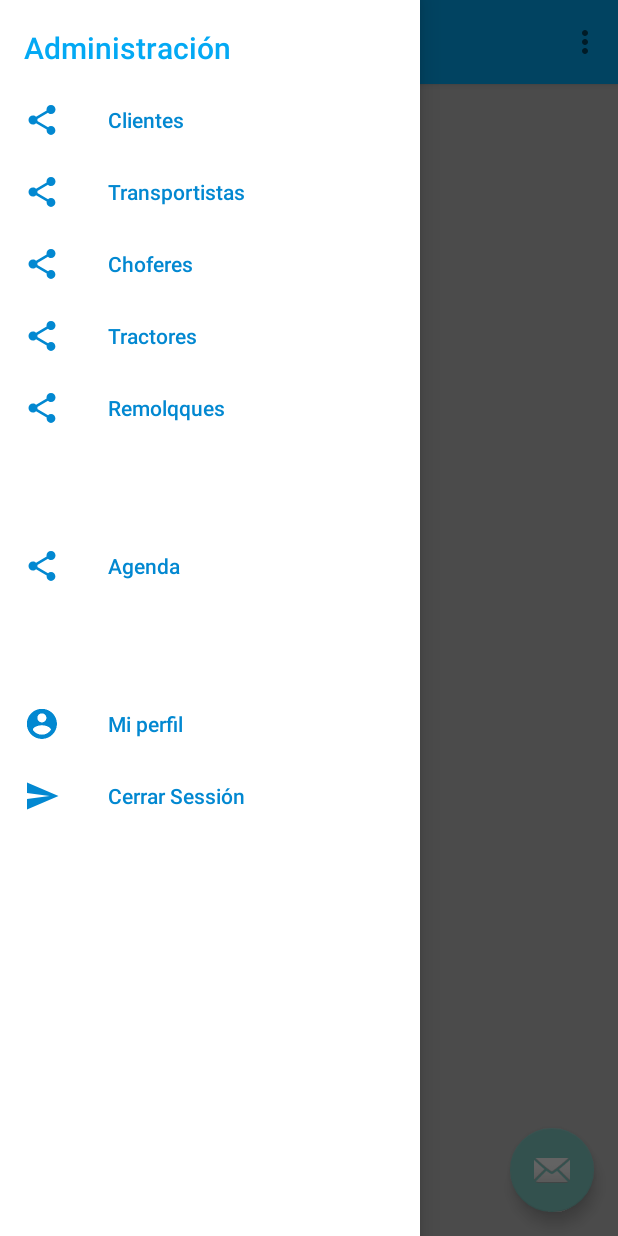
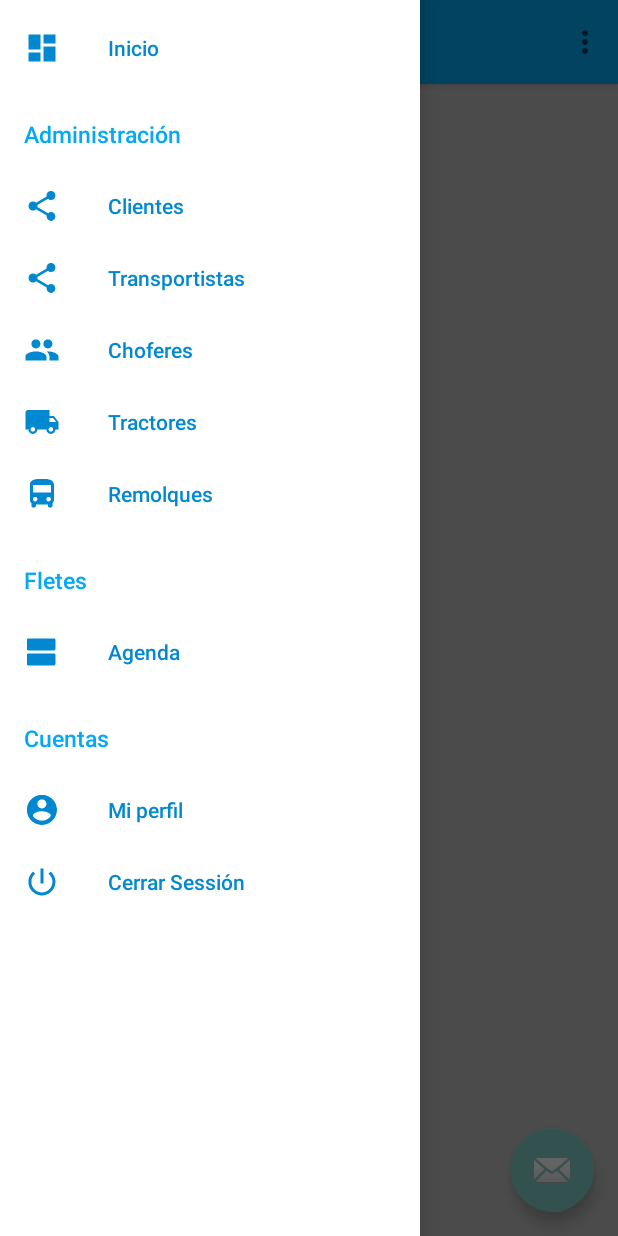
Before and after one commit to Saurett/CHAOL, an Android app: the NavigationDrawer screen opened directly, with no data from a screen before it, with the side drawer open, on a phone screen of 412 x 824 dp. Run offline under Robolectric (Android 15) with nearby library versions, the phone set to English and light mode, and no system bars.

Commit message:
Android > Versión 1.0.3
- Se aplica color a los titulos del menu

```diff
--- a/movil/android/Chaol/app/src/main/AndroidManifest.xml
+++ b/movil/android/Chaol/app/src/main/AndroidManifest.xml
@@ -17,8 +17,7 @@
         </activity>
         <activity
             android:name=".NavigationDrawer"
-            android:label="@string/title_activity_navigation_drawer"
-            android:theme="@style/Theme.AppCompat.NoActionBar">
+            android:label="@string/title_activity_navigation_drawer">
             <intent-filter>
                 <action android:name="android.intent.action.MAIN" />
 
--- a/movil/android/Chaol/app/src/main/java/com/indev/chaol/NavigationDrawer.java
+++ b/movil/android/Chaol/app/src/main/java/com/indev/chaol/NavigationDrawer.java
@@ -44,10 +44,21 @@ public class NavigationDrawer extends AppCompatActivity
 
         //Configura el color de los titulos del menu
         Menu menu = navigationView.getMenu();
-        MenuItem tools = menu.findItem(R.id.menu_title_admin);
-        SpannableString s = new SpannableString(tools.getTitle());
-        s.setSpan(new TextAppearanceSpan(this, R.style.MenuItemTitleStyle), 0, s.length(), 0);
-        tools.setTitle(s);
+
+        MenuItem miAdmin = menu.findItem(R.id.menu_title_admin);
+        SpannableString ssAdmin = new SpannableString(miAdmin.getTitle());
+        ssAdmin.setSpan(new TextAppearanceSpan(this, R.style.MenuItemTitleStyle), 0, ssAdmin.length(), 0);
+        miAdmin.setTitle(ssAdmin);
+
+        MenuItem miFletes = menu.findItem(R.id.menu_title_fletes);
+        SpannableString ssFletes = new SpannableString(miFletes.getTitle());
+        ssFletes.setSpan(new TextAppearanceSpan(this, R.style.MenuItemTitleStyle), 0, ssFletes.length(), 0);
+        miFletes.setTitle(ssFletes);
+
+        MenuItem miCuentas = menu.findItem(R.id.menu_title_cuentas);
+        SpannableString ssCuentas = new SpannableString(miCuentas.getTitle());
+        ssCuentas.setSpan(new TextAppearanceSpan(this, R.style.MenuItemTitleStyle), 0, ssCuentas.length(), 0);
+        miCuentas.setTitle(ssCuentas);
 
         navigationView.setNavigationItemSelectedListener(this);
     }
--- a/movil/android/Chaol/app/src/main/res/layout/app_bar_navigation_drawer.xml
+++ b/movil/android/Chaol/app/src/main/res/layout/app_bar_navigation_drawer.xml
@@ -17,6 +17,8 @@
             android:layout_width="match_parent"
             android:layout_height="?attr/actionBarSize"
             android:background="@color/colorPrimary"
+            app:titleTextColor="@color/colorIcons"
+            app:subtitleTextColor="@color/colorIcons"
             app:popupTheme="@style/Theme.AppCompat.Light.NoActionBar" />
 
     </android.support.design.widget.AppBarLayout>
--- a/movil/android/Chaol/app/src/main/res/menu/activity_navigation_drawer_drawer.xml
+++ b/movil/android/Chaol/app/src/main/res/menu/activity_navigation_drawer_drawer.xml
@@ -2,6 +2,11 @@
 <menu xmlns:android="http://schemas.android.com/apk/res/android"
     xmlns:app="http://schemas.android.com/apk/res-auto"
     xmlns:tools="http://schemas.android.com/tools">
+    <group>
+        <item
+            android:icon="@mipmap/ic_dashboard_white_48dp"
+            android:title="Inicio"></item>
+    </group>
     <item
         android:id="@+id/menu_title_admin"
         android:title="Administración">
@@ -13,31 +18,35 @@
                 android:icon="@drawable/ic_menu_share"
                 android:title="Transportistas" />
             <item
-                android:icon="@drawable/ic_menu_share"
+                android:icon="@mipmap/ic_people_white_48dp"
                 android:title="Choferes" />
             <item
-                android:icon="@drawable/ic_menu_share"
+                android:icon="@mipmap/ic_local_shipping_white_48dp"
                 android:title="Tractores" />
             <item
-                android:icon="@drawable/ic_menu_share"
-                android:title="Remolqques" />
+                android:icon="@mipmap/ic_directions_bus_white_48dp"
+                android:title="Remolques" />
         </menu>
     </item>
-    <item android:title="Fletes">
+    <item
+        android:id="@+id/menu_title_fletes"
+        android:title="Fletes">
         <menu>
             <item
-                android:icon="@drawable/ic_menu_share"
+                android:icon="@mipmap/ic_view_agenda_white_48dp"
                 android:title="Agenda" />
         </menu>
     </item>
 
-    <item android:title="Cuentas">
+    <item
+        android:id="@+id/menu_title_cuentas"
+        android:title="Cuentas">
         <menu>
             <item
                 android:icon="@mipmap/ic_account_circle_white_48dp"
                 android:title="Mi perfil" />
             <item
-                android:icon="@drawable/ic_menu_send"
+                android:icon="@mipmap/ic_power_settings_new_white_48dp"
                 android:title="Cerrar Sessión" />
         </menu>
     </item>
--- a/movil/android/Chaol/app/src/main/res/values/strings.xml
+++ b/movil/android/Chaol/app/src/main/res/values/strings.xml
@@ -1,6 +1,6 @@
 <resources>
     <string name="app_name">Chaol</string>
-    <string name="title_activity_navigation_drawer">NavigationDrawer</string>
+    <string name="title_activity_navigation_drawer">CHAOL</string>
 
     <string name="navigation_drawer_open">Open navigation drawer</string>
     <string name="navigation_drawer_close">Close navigation drawer</string>
--- a/movil/android/Chaol/app/src/main/res/values/styles.xml
+++ b/movil/android/Chaol/app/src/main/res/values/styles.xml
@@ -14,7 +14,7 @@
 
     <style name="MenuItemTitleStyle">
         <item name="android:textColor">@color/colorPrimary</item>
-        <item name="android:textSize">20sp</item>
+        <item name="android:textSize">15sp</item>
     </style>
 
 </resources>
```
